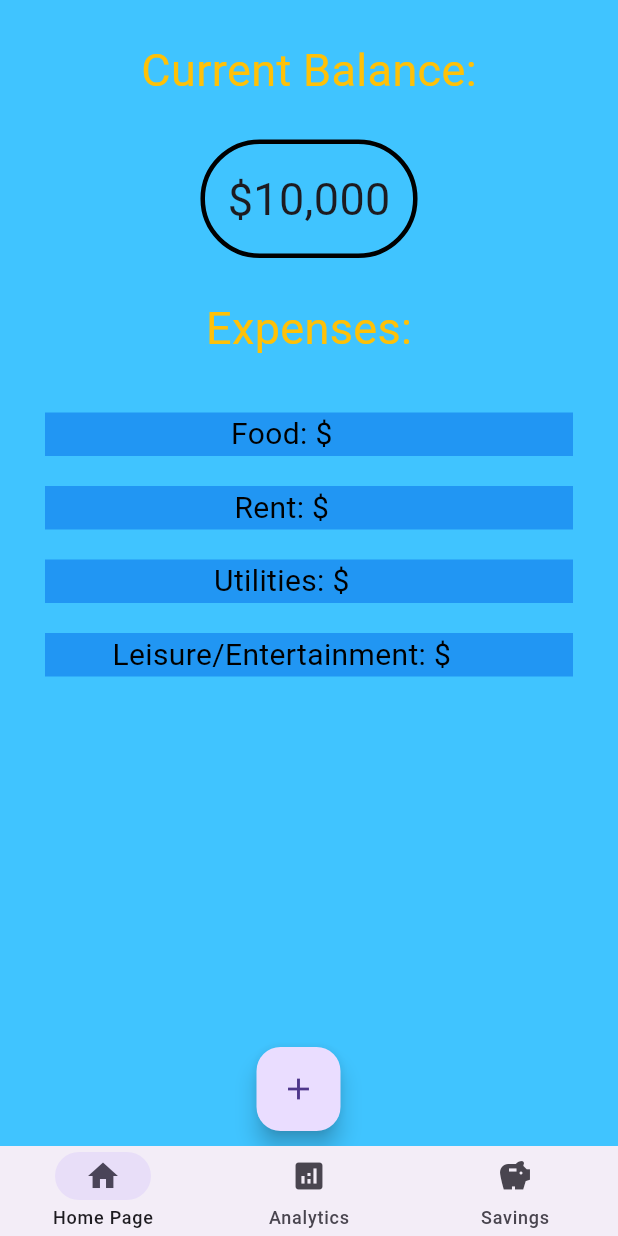
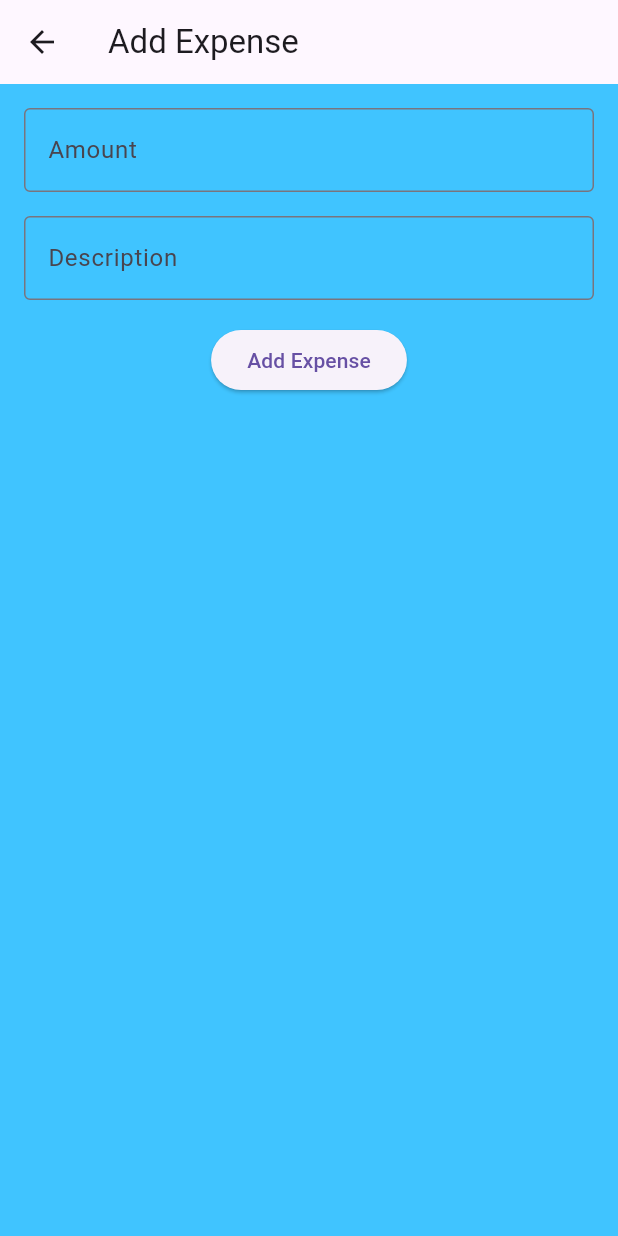
Before and after one commit to NyimaG/Finance_App, a Flutter app: the screen it shows after launch, after a tap on the "add" icon, on a phone screen of 412 x 824 dp. Run offline on Flutter 3.47's test engine with Material 3 defaults, Android fonts, the phone set to English and light mode, and no system bars.

Commit message:
added input for expenses

```diff
--- /dev/null
+++ b/lib/addExpenses.dart
@@ -0,0 +1,51 @@
+import 'package:flutter/material.dart';
+
+class AddExpensePage extends StatelessWidget {
+  const AddExpensePage({Key? key}) : super(key: key);
+
+  @override
+  Widget build(BuildContext context) {
+    final TextEditingController amountController = TextEditingController();
+    final TextEditingController descriptionController = TextEditingController();
+
+    return Scaffold(
+      appBar: AppBar(
+        title: Text('Add Expense'),
+      ),
+      body: Padding(
+        padding: const EdgeInsets.all(16.0),
+        child: Column(
+          children: [
+            TextField(
+              controller: amountController,
+              decoration: InputDecoration(
+                labelText: 'Amount',
+                border: OutlineInputBorder(),
+              ),
+              keyboardType: TextInputType.number,
+              textInputAction: TextInputAction.done,
+            ),
+            SizedBox(height: 16),
+            TextField(
+              controller: descriptionController,
+              decoration: InputDecoration(
+                labelText: 'Description',
+                border: OutlineInputBorder(),
+              ),
+              textInputAction: TextInputAction.done,
+            ),
+            SizedBox(height: 16),
+            ElevatedButton(
+              onPressed: () {
+                final amount = amountController.text;
+                final description = descriptionController.text;
+                Navigator.of(context).pop();
+              },
+              child: Text('Add Expense'),
+            ),
+          ],
+        ),
+      ),
+    );
+  }
+}
--- a/lib/main.dart
+++ b/lib/main.dart
@@ -1,6 +1,7 @@
 // ignore_for_file: prefer_const_literals_to_create_immutables, prefer_const_constructors
 
 import 'package:flutter/material.dart';
+import 'addExpenses.dart';
 
 void main() {
   runApp(const MyApp());
@@ -37,6 +38,10 @@ class _MyHomePageState extends State<HomePage> {
   }
 
   void _onPlusButtonPressed() {
+    Navigator.push(
+      context,
+      MaterialPageRoute(builder: (context) => AddExpensePage()),
+    );
   }
 
   @override
@@ -55,8 +60,7 @@ class _MyHomePageState extends State<HomePage> {
             ),
             if (_selectedIndex == 0)
               Positioned(
-                bottom:
-                    10,
+                bottom: 10,
                 right: 185,
                 child: FloatingActionButton(
                   onPressed: _onPlusButtonPressed,
```
